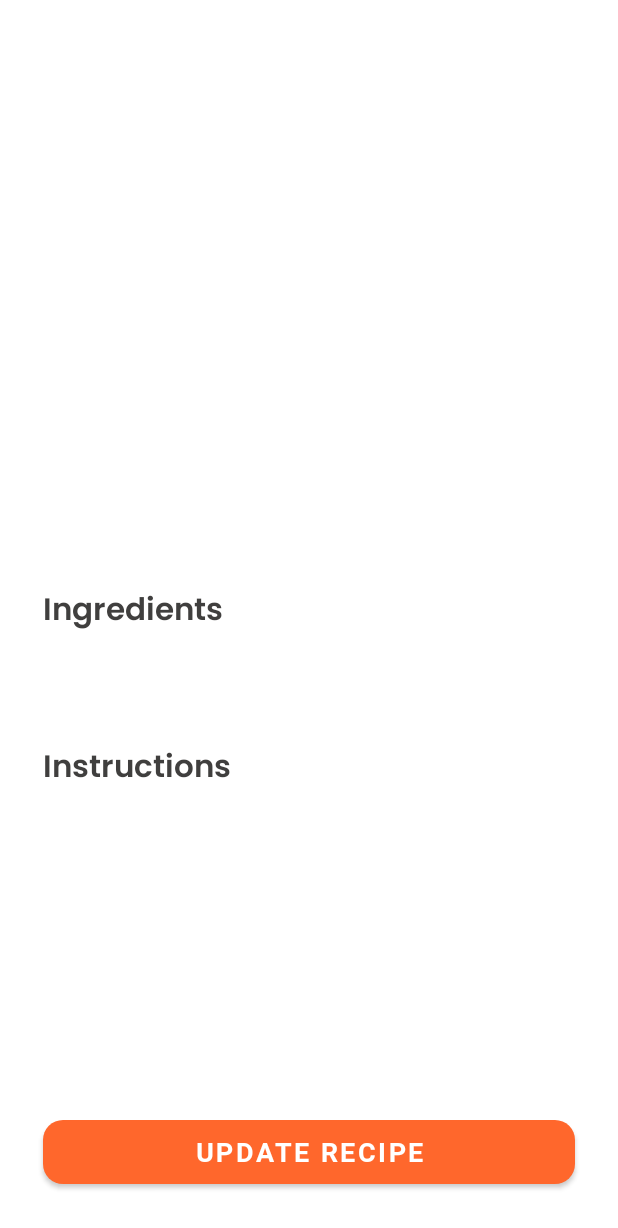
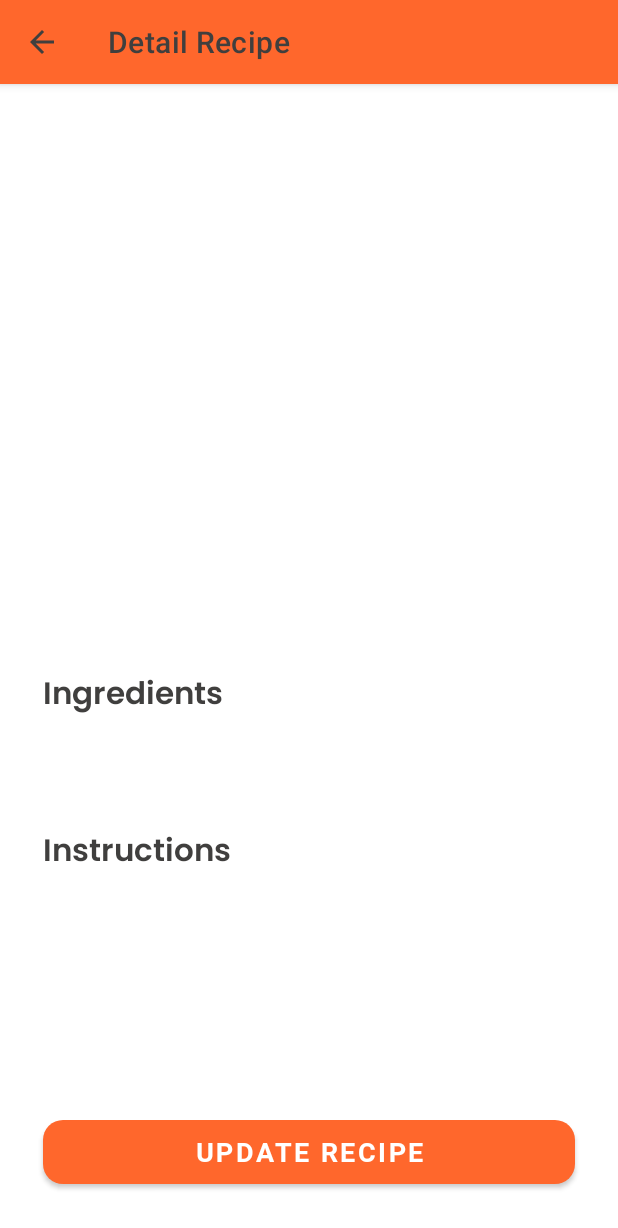
Before and after one commit to hanifalfaqih/food-recipe-app, an Android app: the DetailActivity screen opened directly, with no data from a screen before it, on a phone screen of 412 x 824 dp. Shown: the top 1228 px of the screen. Run offline under Robolectric (Android 15) with nearby library versions, the phone set to English and light mode, and no system bars; our stand-ins replace sdp/ssp sizes.

Commit message:
add title support action bar and set text color

```diff
--- a/app/src/main/res/values/themes.xml
+++ b/app/src/main/res/values/themes.xml
@@ -36,4 +36,22 @@
         <item name="android:statusBarColor" tools:targetApi="l">?attr/colorPrimary</item>
         <!-- Customize your theme here. -->
     </style>
+
+    <style name="Theme.Home.ActionBar" parent="Theme.MaterialComponents.DayNight">
+        <!-- Primary brand color. -->
+        <item name="colorPrimary">@color/primary</item>
+        <item name="colorPrimaryVariant">@color/primary</item>
+        <item name="colorOnPrimary">@color/primary</item>
+        <!-- Secondary brand color. -->
+        <item name="colorSecondary">@color/black_font</item>
+        <item name="colorSecondaryVariant">@color/teal_700</item>
+        <item name="colorOnSecondary">@color/black</item>
+        <!-- Status bar color. -->
+        <item name="android:statusBarColor" tools:targetApi="l">?attr/colorPrimary</item>
+        <!-- Customize your theme here. -->
+        <item name="android:textColorPrimary">@color/black_font</item>
+    </style>
+    <style name="TitleBarTextColor" parent="@style/TextAppearance.AppCompat.Widget.ActionBar.Title">
+        <item name="android:textColor">@color/black_font</item>
+    </style>
 </resources>
```
Also changed, not shown: app/src/main/AndroidManifest.xml (+4 -9 lines).
